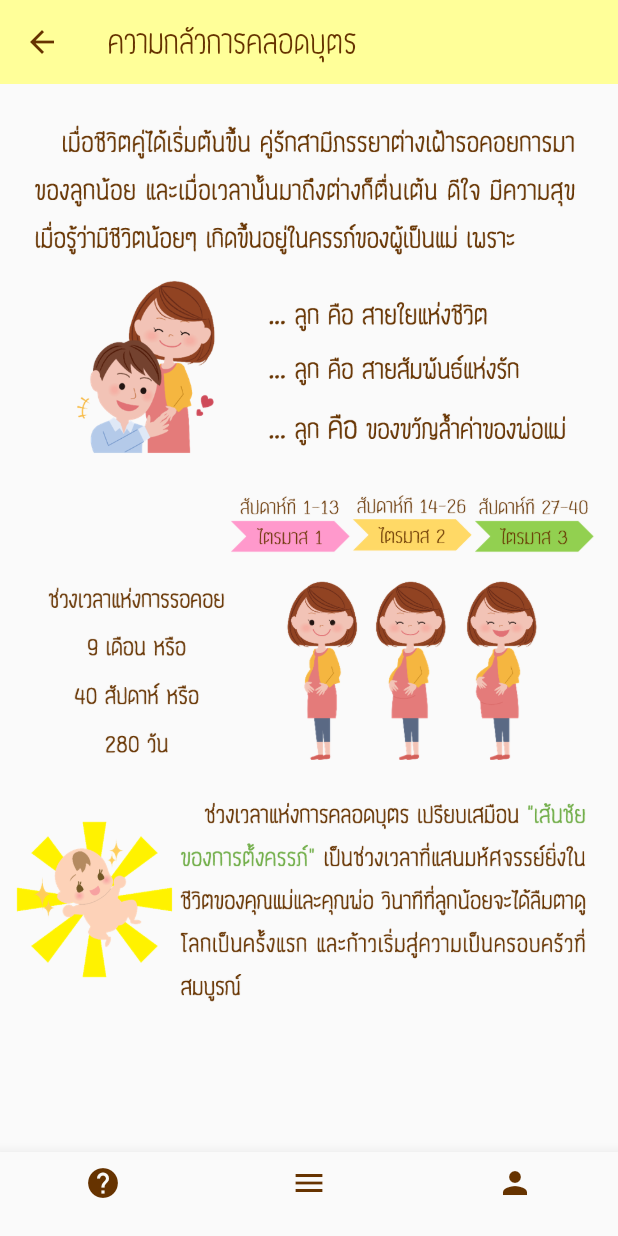
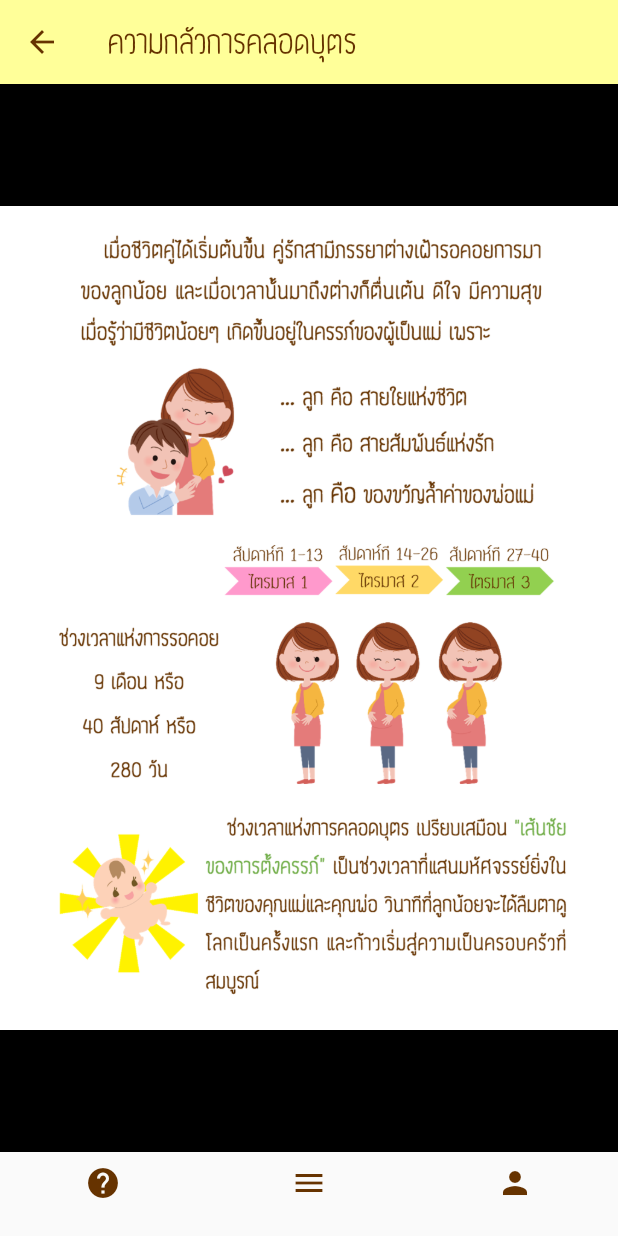
Before and after one commit to biscuitrainbow/pregnant-care, a Flutter app: the PregnantOneOneScreen screen opened directly, on a phone screen of 412 x 824 dp. Run offline on Flutter 3.47's test engine with Material 2 defaults, Android fonts, the phone set to English and light mode, and no system bars; drawn by our look-alikes of photo_view; our stand-ins replace audioplayers, chewie, fluttertoast, video_player.

```diff
--- a/lib/ui/screen/pregnant_one_one_screen.dart
+++ b/lib/ui/screen/pregnant_one_one_screen.dart
@@ -2,6 +2,7 @@ import 'package:flutter/material.dart';
 import 'package:pregnantcare/ui/common/app_bottom_navigation_bar.dart';
 import 'package:pregnantcare/ui/common/custom_app_bar.dart';
 import 'package:pregnantcare/ui/common/drawer_container.dart';
+import 'package:photo_view/photo_view.dart';
 
 class PregnantOneOneScreen extends StatefulWidget {
   @override
@@ -16,43 +17,58 @@ class _PregnantOneOneScreenState extends State<PregnantOneOneScreen> {
       drawer: AppDrawer(),
       body: PageView(
         children: [
-          ListView(
-            padding: EdgeInsets.symmetric(horizontal: 8,vertical: 16),
-            children: [
-              Image.asset(
-                'assets/images/contents/content-001.png',
-                fit: BoxFit.cover,
-              ),
-              Image.asset(
-                'assets/images/contents/content-002.png',
-                fit: BoxFit.cover,
-              ),
-              Image.asset(
-                'assets/images/contents/content-003.png',
-                fit: BoxFit.cover,
-              ),
-            ],
+          PhotoView(
+            initialScale: PhotoViewComputedScale.covered,
+            imageProvider: AssetImage(
+              'assets/images/contents/content-001-full.png',
+            ),
           ),
-          ListView(
-            padding: EdgeInsets.symmetric(horizontal: 8,vertical: 16),
-            children: [
-              Image.asset(
-                'assets/images/contents/content-005.png',
-                fit: BoxFit.cover,
-              ),
-              Container(
-                height: 200,
-                child: Image.asset(
-                  'assets/images/contents/content-006.png',
-                ),
-              ),
-              Image.asset(
-                'assets/images/contents/content-007.png',
-                fit: BoxFit.cover,
-              ),
-              SizedBox(height: 30),
-            ],
-          )
+          PhotoView(
+            initialScale: PhotoViewComputedScale.covered,
+            imageProvider: AssetImage(
+              'assets/images/contents/content-002-full.png',
+            ),
+          ),
+          // ListView(
+          //   padding: EdgeInsets.symmetric(vertical: 16),
+          //   children: [
+          //     PhotoView(
+          //       imageProvider: AssetImage(
+          //         'assets/images/contents/content-001-full.png',
+          //       ),
+          //     ),
+          //     // Image.asset(
+          //     //   'assets/images/contents/content-002.png',
+          //     //   fit: BoxFit.cover,
+          //     // ),
+          //     // Image.asset(
+          //     //   'assets/images/contents/content-003.png',
+          //     //   fit: BoxFit.cover,
+          //     // ),
+          //   ],
+          // ),
+          // ListView(
+          //   padding: EdgeInsets.symmetric(vertical: 16),
+          //   children: [
+          //     PhotoView(
+          //       imageProvider: AssetImage(
+          //         'assets/images/contents/content-002-full.png',
+          //       ),
+
+          //     ),
+          //     // Container(
+          //     //   height: 200,
+          //     //   child: Image.asset(
+          //     //     'assets/images/contents/content-006.png',
+          //     //   ),
+          //     // ),
+          //     // Image.asset(
+          //     //   'assets/images/contents/content-007.png',
+          //     //   fit: BoxFit.cover,
+          //     // ),
+          //     // SizedBox(height: 30),
+          //   ],
+          // )
         ],
       ),
     );
--- a/pubspec.yaml
+++ b/pubspec.yaml
@@ -29,6 +29,7 @@ dependencies:
   auto_size_text: ^2.1.0
   audioplayers: ^0.15.1
   fluttertoast: ^4.0.0
+  photo_view: ^0.9.2
 
 dev_dependencies:
   flutter_test:
```
Also changed, not shown: lib/ui/screen/audio_player_screen.dart (+49 -8 lines), lib/ui/screen/music_list_screen.dart (+36 -4 lines), assets/images/contents/content-001-full.png (added), assets/images/contents/content-002-full.png (added), pubspec.lock, 4 other files.
